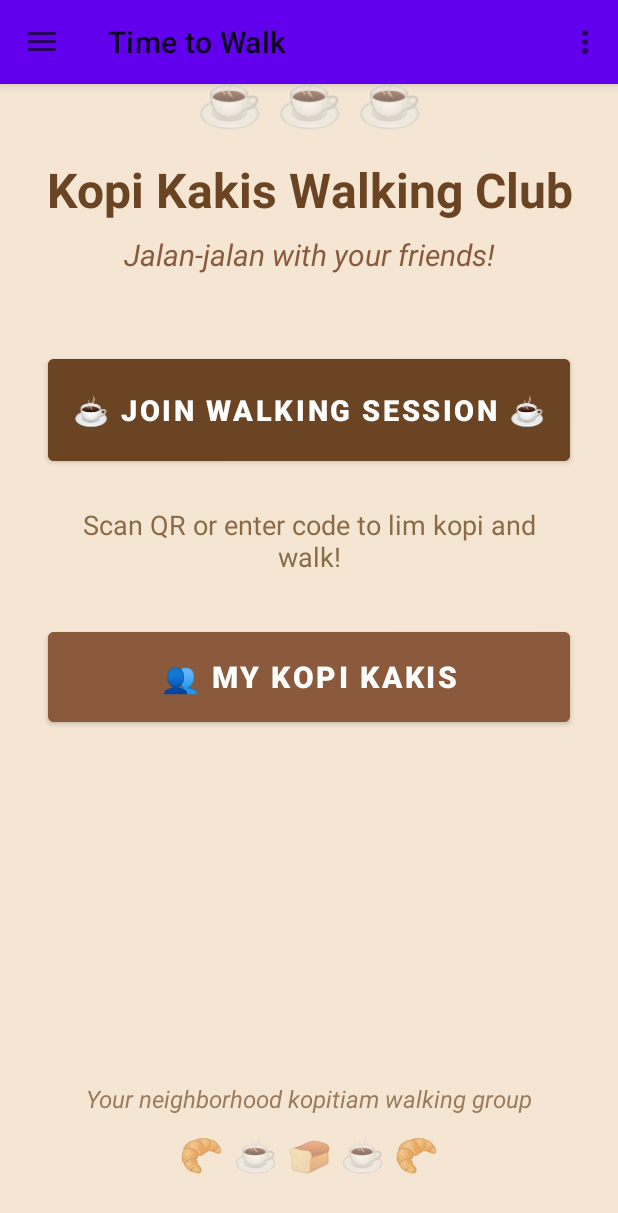
After one commit to yiilinzhang/WTH2025, an Android app: the WalkingMainFragment screen opened through its navigation route, on a phone screen of 412 x 824 dp. The commit adds this screen. Shown: the top 1213 px of the screen. Run offline under Robolectric (Android 15) with nearby library versions, the phone set to English and light mode, and no system bars; our stand-ins replace navigation-ui.

Commit message:
fixed routing

```diff
--- a/app/src/main/AndroidManifest.xml
+++ b/app/src/main/AndroidManifest.xml
@@ -62,6 +62,11 @@
             android:name=".SessionCompletionActivity"
             android:exported="false"
             android:label="Session Complete" />
+
+        <activity
+            android:name=".FriendsListActivity"
+            android:exported="false"
+            android:label="My Kopi Kakis" />
     </application>
 
 </manifest>
--- a/app/src/main/java/com/example/myapplication/MainActivity.kt
+++ b/app/src/main/java/com/example/myapplication/MainActivity.kt
@@ -29,9 +29,9 @@ class MainActivity : AppCompatActivity() {
         val navView: NavigationView = binding.navView
         val navController = findNavController(R.id.nav_host_fragment_content_main)
 
-        // Make Home, Scan, Rewards all top-level so hamburger stays visible
+        // Make Home, Scan, Rewards, Walking, Friends all top-level so hamburger stays visible
         appBarConfiguration = AppBarConfiguration(
-            setOf(R.id.nav_home, R.id.nav_gallery, R.id.nav_slideshow, R.id.nav_walkingMain),
+            setOf(R.id.nav_home, R.id.nav_gallery, R.id.nav_slideshow, R.id.nav_walkingMain, R.id.nav_friends),
             drawerLayout
         )
         setupActionBarWithNavController(navController, appBarConfiguration)
@@ -53,6 +53,9 @@ class MainActivity : AppCompatActivity() {
                 }
                 R.id.nav_walkingMain -> {
                     navController.navigate(R.id.nav_walkingMain); true
+                }
+                R.id.nav_friends -> {
+                    navController.navigate(R.id.nav_friends); true
                 }
                 else -> false
             }
--- /dev/null
+++ b/app/src/main/java/com/example/myapplication/ui/walking/WalkingMainFragment.kt
@@ -0,0 +1,46 @@
+package com.example.myapplication.ui.walking
+
+import android.content.Intent
+import android.os.Bundle
+import android.view.LayoutInflater
+import android.view.View
+import android.view.ViewGroup
+import android.widget.Button
+import androidx.fragment.app.Fragment
+import com.example.myapplication.SessionStartActivity
+import com.example.myapplication.databinding.FragmentWalkingMainBinding
+
+class WalkingMainFragment : Fragment() {
+
+    private var _binding: FragmentWalkingMainBinding? = null
+    private val binding get() = _binding!!
+
+    override fun onCreateView(
+        inflater: LayoutInflater,
+        container: ViewGroup?,
+        savedInstanceState: Bundle?
+    ): View {
+        _binding = FragmentWalkingMainBinding.inflate(inflater, container, false)
+        val root: View = binding.root
+
+        // Setup join walking session button
+        val joinButton: Button = binding.btnJoinWalkingSession
+        joinButton.setOnClickListener {
+            val intent = Intent(requireContext(), SessionStartActivity::class.java)
+            startActivity(intent)
+        }
+
+        // Setup friends button if present
+        binding.btnFriends?.setOnClickListener {
+            // Navigate to friends through the nav drawer
+            requireActivity().onBackPressed()
+        }
+
+        return root
+    }
+
+    override fun onDestroyView() {
+        super.onDestroyView()
+        _binding = null
+    }
+}
--- /dev/null
+++ b/app/src/main/res/layout/fragment_walking_main.xml
@@ -0,0 +1,133 @@
+<?xml version="1.0" encoding="utf-8"?>
+<androidx.constraintlayout.widget.ConstraintLayout
+    xmlns:android="http://schemas.android.com/apk/res/android"
+    xmlns:app="http://schemas.android.com/apk/res-auto"
+    xmlns:tools="http://schemas.android.com/tools"
+    android:layout_width="match_parent"
+    android:layout_height="match_parent"
+    android:background="#F5E6D3"
+    tools:context=".ui.walking.WalkingMainFragment" >
+
+    <!-- Kopitiam Welcome Header -->
+    <TextView
+        android:id="@+id/text_kopi_emoji"
+        android:layout_width="match_parent"
+        android:layout_height="wrap_content"
+        android:layout_marginTop="40dp"
+        android:text="☕ ☕ ☕"
+        android:textAlignment="center"
+        android:textSize="36sp"
+        app:layout_constraintEnd_toEndOf="parent"
+        app:layout_constraintStart_toStartOf="parent"
+        app:layout_constraintTop_toTopOf="parent" />
+
+    <TextView
+        android:id="@+id/text_home"
+        android:layout_width="match_parent"
+        android:layout_height="wrap_content"
+        android:layout_marginStart="8dp"
+        android:layout_marginTop="16dp"
+        android:layout_marginEnd="8dp"
+        android:text="Kopi Kakis Walking Club"
+        android:textAlignment="center"
+        android:textSize="32sp"
+        android:textStyle="bold"
+        android:textColor="#6B4423"
+        app:layout_constraintEnd_toEndOf="parent"
+        app:layout_constraintStart_toStartOf="parent"
+        app:layout_constraintTop_toBottomOf="@id/text_kopi_emoji" />
+
+    <TextView
+        android:id="@+id/text_tagline"
+        android:layout_width="match_parent"
+        android:layout_height="wrap_content"
+        android:layout_marginStart="24dp"
+        android:layout_marginTop="8dp"
+        android:layout_marginEnd="24dp"
+        android:text="Jalan-jalan with your friends!"
+        android:textAlignment="center"
+        android:textSize="20sp"
+        android:textColor="#8B5A3C"
+        android:textStyle="italic"
+        app:layout_constraintEnd_toEndOf="parent"
+        app:layout_constraintStart_toStartOf="parent"
+        app:layout_constraintTop_toBottomOf="@id/text_home" />
+
+    <Button
+        android:id="@+id/btn_join_walking_session"
+        android:layout_width="0dp"
+        android:layout_height="80dp"
+        android:layout_marginStart="32dp"
+        android:layout_marginEnd="32dp"
+        android:layout_marginTop="50dp"
+        android:text="☕ JOIN WALKING SESSION ☕"
+        android:textSize="19sp"
+        android:textStyle="bold"
+        android:backgroundTint="#6B4423"
+        android:textColor="@android:color/white"
+        app:layout_constraintEnd_toEndOf="parent"
+        app:layout_constraintStart_toStartOf="parent"
+        app:layout_constraintTop_toBottomOf="@id/text_tagline" />
+
+    <TextView
+        android:id="@+id/text_description"
+        android:layout_width="0dp"
+        android:layout_height="wrap_content"
+        android:layout_marginStart="32dp"
+        android:layout_marginEnd="32dp"
+        android:layout_marginTop="24dp"
+        android:text="Scan QR or enter code to lim kopi and walk!"
+        android:textAlignment="center"
+        android:textSize="18sp"
+        android:textColor="#8B6B47"
+        app:layout_constraintEnd_toEndOf="parent"
+        app:layout_constraintStart_toStartOf="parent"
+        app:layout_constraintTop_toBottomOf="@id/btn_join_walking_session" />
+
+    <!-- Friends Button -->
+    <Button
+        android:id="@+id/btn_friends"
+        android:layout_width="0dp"
+        android:layout_height="72dp"
+        android:layout_marginStart="32dp"
+        android:layout_marginEnd="32dp"
+        android:layout_marginTop="32dp"
+        android:text="👥 MY KOPI KAKIS"
+        android:textSize="20sp"
+        android:textStyle="bold"
+        android:backgroundTint="#8B5A3C"
+        android:textColor="@android:color/white"
+        app:layout_constraintEnd_toEndOf="parent"
+        app:layout_constraintStart_toStartOf="parent"
+        app:layout_constraintTop_toBottomOf="@id/text_description" />
+
+    <!-- Bottom decoration -->
+    <TextView
+        android:id="@+id/text_bottom_decoration"
+        android:layout_width="match_parent"
+        android:layout_height="wrap_content"
+        android:layout_marginBottom="40dp"
+        android:text="🥐 ☕ 🍞 ☕ 🥐"
+        android:textAlignment="center"
+        android:textSize="24sp"
+        app:layout_constraintBottom_toBottomOf="parent"
+        app:layout_constraintEnd_toEndOf="parent"
+        app:layout_constraintStart_toStartOf="parent" />
+
+    <TextView
+        android:id="@+id/text_kopitiam_vibe"
+        android:layout_width="match_parent"
+        android:layout_height="wrap_content"
+        android:layout_marginBottom="8dp"
+        android:layout_marginStart="32dp"
+        android:layout_marginEnd="32dp"
+        android:text="Your neighborhood kopitiam walking group"
+        android:textAlignment="center"
+        android:textSize="16sp"
+        android:textColor="#9B7B5B"
+        android:textStyle="italic"
+        app:layout_constraintBottom_toTopOf="@id/text_bottom_decoration"
+        app:layout_constraintEnd_toEndOf="parent"
+        app:layout_constraintStart_toStartOf="parent" />
+
+</androidx.constraintlayout.widget.ConstraintLayout>
--- a/app/src/main/res/menu/activity_main_drawer.xml
+++ b/app/src/main/res/menu/activity_main_drawer.xml
@@ -19,6 +19,10 @@
         <item
             android:id="@+id/nav_walkingMain"
             android:icon="@drawable/ic_menu_slideshow"
-            android:title="@string/menu_walking" />
+            android:title="Time to Walk" />
+        <item
+            android:id="@+id/nav_friends"
+            android:icon="@drawable/ic_menu_gallery"
+            android:title="My Kopi Kakis" />
     </group>
 </menu>
--- a/app/src/main/res/navigation/mobile_navigation.xml
+++ b/app/src/main/res/navigation/mobile_navigation.xml
@@ -25,7 +25,12 @@
 
     <fragment
         android:id="@+id/nav_walkingMain"
-        android:name="com.example.myapplication.ui.slideshow.SlideshowFragment"
-        android:label="@string/menu_reward"
-        tools:layout="@layout/fragment_slideshow" />
+        android:name="com.example.myapplication.ui.walking.WalkingMainFragment"
+        android:label="Time to Walk"
+        tools:layout="@layout/fragment_walking_main" />
+
+    <fragment
+        android:id="@+id/nav_friends"
+        android:name="com.example.myapplication.ui.friends.FriendsFragment"
+        android:label="My Kopi Kakis" />
 </navigation>
```
Also changed, not shown: app/src/main/java/com/example/myapplication/FriendsListActivity.kt (added, +280 -0 lines), app/src/main/java/com/example/myapplication/ui/friends/FriendsFragment.kt (added, +27 -0 lines), app/src/main/res/layout/activity_friends_list.xml (added, +129 -0 lines).
